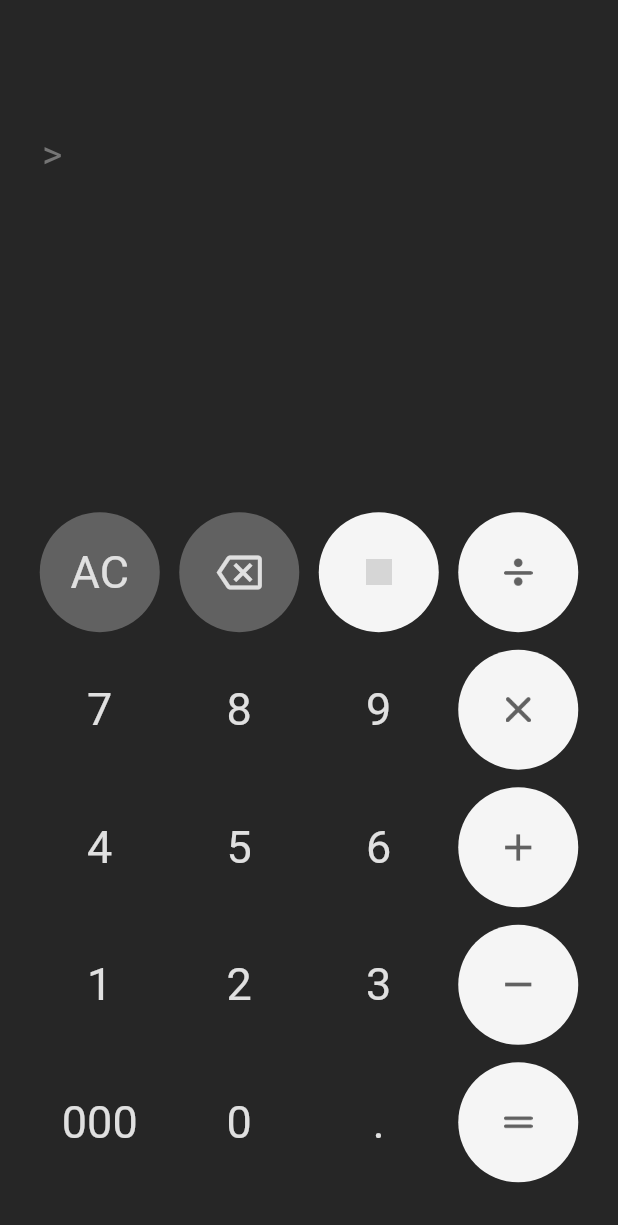
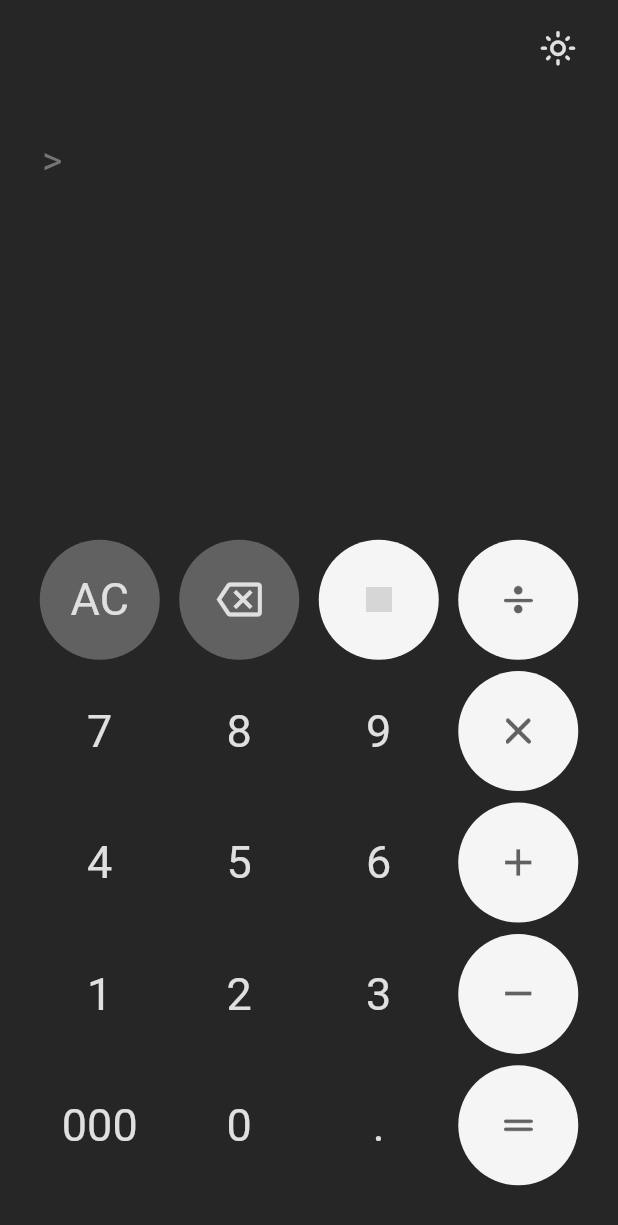
Before and after one commit to hosseinebrahimii/flutter_project_calculator, a Flutter app: the screen it shows after launch, on a phone screen of 412 x 824 dp. Shown: the top 1225 px of the screen. Run offline on Flutter 3.47's test engine with Material 2 defaults, Android fonts, the phone set to English and light mode, and no system bars; our stand-ins replace math_expressions; grey boxes are pictures that could not be loaded.

Commit message:
added darkmode button

```diff
--- a/lib/colors.dart
+++ b/lib/colors.dart
@@ -1,12 +1,31 @@
 import 'package:flutter/material.dart';
 
-class CustomColors extends ChangeNotifier {
-  static bool darkmode = true;
-  static Color backgroundColor = darkmode ? const Color.fromARGB(255, 38, 38, 38) : const Color(0xffF5F5F5);
+class CustomColors {
+  static Color backgroundColor = const Color.fromARGB(255, 38, 38, 38);
   static Color screenNumbersColor = const Color(0xff757575);
-  static Color resultColor = darkmode ? const Color(0xffF5F5F5) : const Color.fromARGB(255, 38, 38, 38);
-  static Color cleanButtonsColor = darkmode ? const Color(0xff616161) : const Color(0xffF5F5F5);
+  static Color resultColor = const Color(0xffF5F5F5);
+  static Color cleanButtonsColor = const Color(0xff616161);
   static Color operationColor = const Color(0xff616161);
   static Color operationButtonsColor = const Color(0xffF5F5F5);
-  static Color numbersColor = darkmode ? const Color(0xffE0E0E0) : const Color(0xff757575);
+  static Color numbersColor = const Color(0xffE0E0E0);
+
+  static void darkMode(bool mode) {
+    if (mode) {
+      backgroundColor = const Color.fromARGB(255, 38, 38, 38);
+      screenNumbersColor = const Color(0xff757575);
+      resultColor = const Color(0xffF5F5F5);
+      cleanButtonsColor = const Color(0xff616161);
+      operationColor = const Color(0xff616161);
+      operationButtonsColor = const Color(0xffF5F5F5);
+      numbersColor = const Color(0xffE0E0E0);
+    } else {
+      backgroundColor = const Color(0xffF5F5F5);
+      screenNumbersColor = const Color(0xff757575);
+      resultColor = const Color.fromARGB(255, 38, 38, 38);
+      cleanButtonsColor = const Color(0xffF5F5F5);
+      operationColor = const Color(0xff616161);
+      operationButtonsColor = const Color(0xffF5F5F5);
+      numbersColor = const Color(0xff757575);
+    }
+  }
 }
--- a/lib/home_screen.dart
+++ b/lib/home_screen.dart
@@ -12,6 +12,7 @@ class HomeScreen extends StatefulWidget {
 // ---------------------Project states:
 String displayText = '';
 var result = '';
+bool theme = true;
 int iterationOfUse = 0;
 List<String> displayTextMemory = [];
 List<String> resultMemory = [];
@@ -27,14 +28,12 @@ class _HomeScreenState extends State<HomeScreen> {
         body: SafeArea(
           child: Column(
             children: [
-              const SizedBox(
-                height: 30,
-              ),
+              _themeButton(),
               Expanded(
                 flex: 4,
                 child: Container(
                   color: CustomColors.backgroundColor,
-                  padding: const EdgeInsets.only(top: 50, left: 20, right: 20, bottom: 20),
+                  padding: const EdgeInsets.only(top: 20, left: 20, right: 20, bottom: 20),
                   child: calculatorScreenWidget(),
                 ),
               ),
@@ -52,6 +51,32 @@ class _HomeScreenState extends State<HomeScreen> {
           ),
         ),
       ),
+    );
+  }
+
+  Widget _themeButton() {
+    return Row(
+      mainAxisAlignment: MainAxisAlignment.end,
+      children: [
+        Padding(
+          padding: const EdgeInsets.all(8.0),
+          child: TextButton(
+            onPressed: () {
+              setState(
+                () {
+                  theme = !theme;
+                  CustomColors.darkMode(theme);
+                },
+              );
+            },
+            child: Icon(
+              Icons.light_mode_outlined,
+              size: 25,
+              color: CustomColors.numbersColor,
+            ),
+          ),
+        ),
+      ],
     );
   }
 
```
